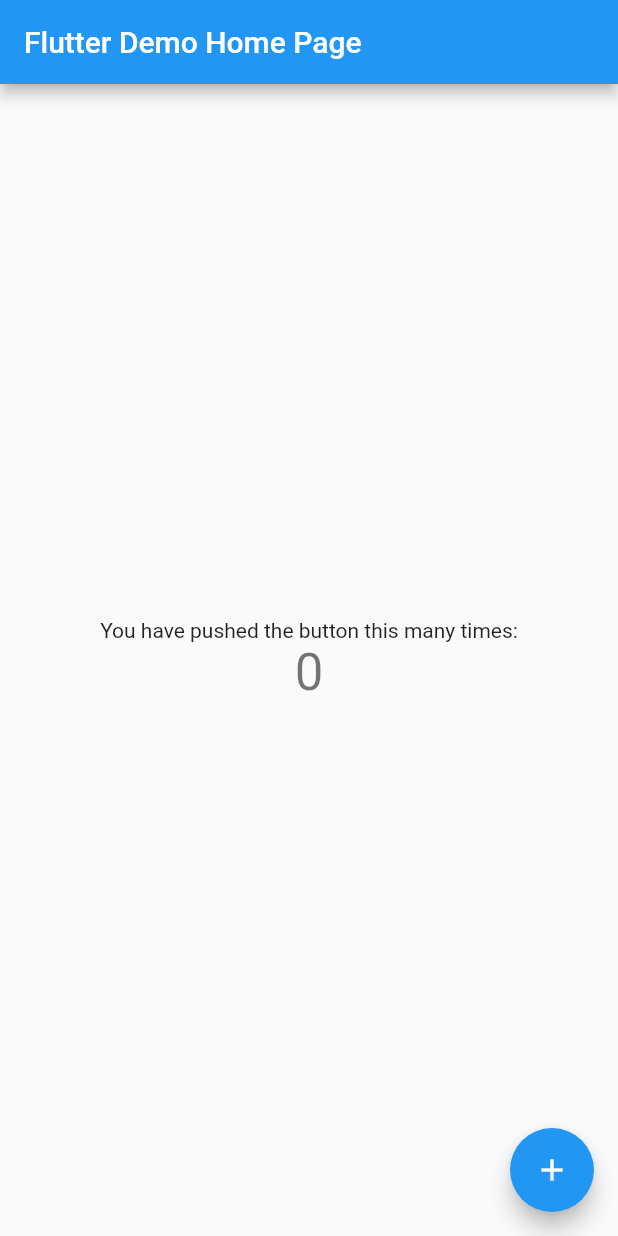
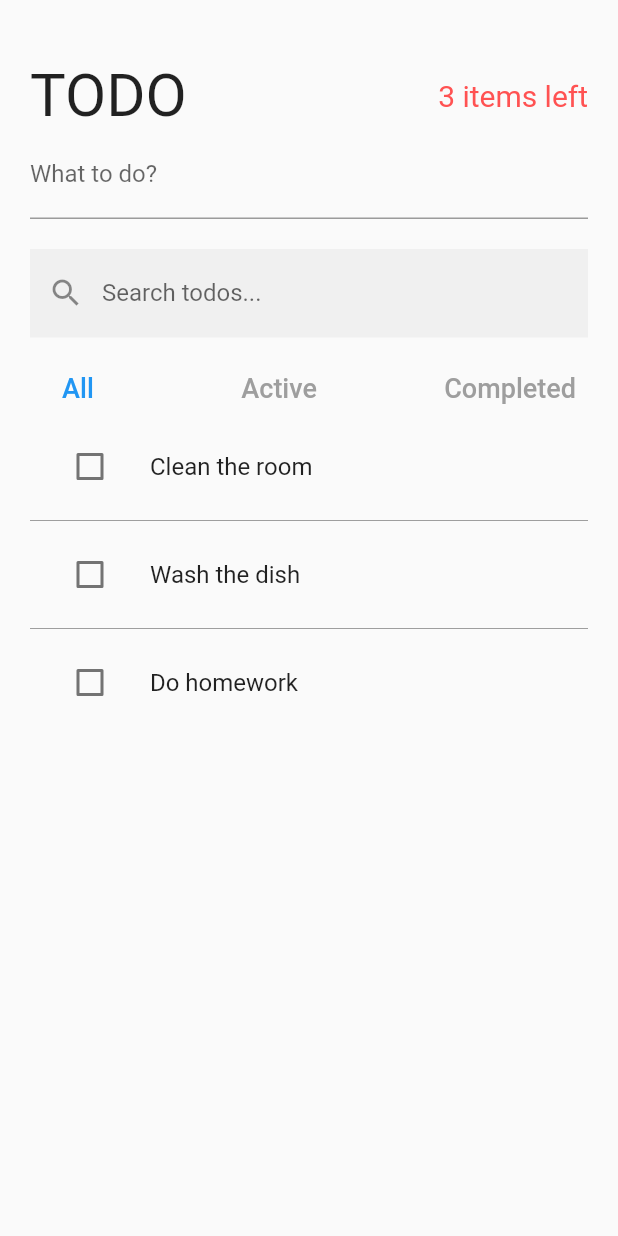
Before and after one commit to muysamdy/Flutter-StateManagement, a Flutter app: the screen it shows after launch, on a phone screen of 412 x 824 dp. Run offline on Flutter 3.47's test engine with Material 2 defaults, Android fonts, the phone set to English and light mode, and no system bars; our stand-ins replace bloc, equatable, flutter_bloc.

```diff
--- a/todo_cubit/lib/cubit/active_todo_count/active_todo_count_cubit.dart
+++ b/todo_cubit/lib/cubit/active_todo_count/active_todo_count_cubit.dart
@@ -10,10 +10,13 @@ part 'active_todo_count_state.dart';
 
 class ActiveTodoCountCubit extends Cubit<ActiveTodoCountState> {
   late final StreamSubscription todoListSubscription;
+  final int initialActiveTodoCount;
   final TodoListCubit todoListCubit;
 
-  ActiveTodoCountCubit({required this.todoListCubit})
-      : super(ActiveTodoCountState.initial()) {
+  ActiveTodoCountCubit({
+    required this.todoListCubit,
+    required this.initialActiveTodoCount,
+  }) : super(ActiveTodoCountState(activeTodoCount: initialActiveTodoCount)) {
     todoListSubscription = todoListCubit.stream.listen((TodoListState todoListState) {
       print("todoListState: $todoListState");
 
--- a/todo_cubit/lib/cubit/active_todo_count/active_todo_count_state.dart
+++ b/todo_cubit/lib/cubit/active_todo_count/active_todo_count_state.dart
@@ -8,12 +8,12 @@ class ActiveTodoCountState extends Equatable {
   factory ActiveTodoCountState.initial() =>
       const ActiveTodoCountState(activeTodoCount: 0);
 
-  @override
-  String toString() => 'ActiveTodoCountState(activeTodoCount: $activeTodoCount)';
-
   ActiveTodoCountState copyWith({int? activeTodoCount}) =>
       ActiveTodoCountState(activeTodoCount: activeTodoCount ?? this.activeTodoCount);
 
   @override
+  String toString() => 'ActiveTodoCountState(activeTodoCount: $activeTodoCount)';
+
+  @override
   List<Object> get props => [activeTodoCount];
 }
--- /dev/null
+++ b/todo_cubit/lib/cubit/cubits.dart
@@ -0,0 +1,5 @@
+export 'todo_filter/todo_filter_cubit.dart';
+export 'todo_list/todo_list_cubit.dart';
+export 'todo_search/todo_search_cubit.dart';
+export 'filter_todo/filter_todo_cubit.dart';
+export 'active_todo_count/active_todo_count_cubit.dart';
--- a/todo_cubit/lib/cubit/filter_todo/filter_todo_cubit.dart
+++ b/todo_cubit/lib/cubit/filter_todo/filter_todo_cubit.dart
@@ -4,7 +4,7 @@ import 'package:bloc/bloc.dart';
 import 'package:equatable/equatable.dart';
 import 'package:todo_cubit/cubit/todo_filter/todo_filter_cubit.dart';
 import 'package:todo_cubit/cubit/todo_list/todo_list_cubit.dart';
-import 'package:todo_cubit/cubit/todo_seach/todo_search_cubit.dart';
+import 'package:todo_cubit/cubit/todo_search/todo_search_cubit.dart';
 import 'package:todo_cubit/model/todo_model.dart';
 
 part 'filter_todo_state.dart';
@@ -13,23 +13,26 @@ class FilterTodoCubit extends Cubit<FilterTodoState> {
   final TodoFilterCubit todoFilterCubit;
   final TodoSearchCubit todoSearchCubit;
   final TodoListCubit todoListCubit;
+  final List<Todo> initialTodos;
 
   late StreamSubscription todoFilterSubscription;
   late StreamSubscription todoSearchSubscription;
   late StreamSubscription todoListSubscription;
 
   FilterTodoCubit({
+    required this.initialTodos,
     required this.todoFilterCubit,
     required this.todoSearchCubit,
     required this.todoListCubit,
-  }) : super(FilterTodoState.initial()) {
-    todoFilterSubscription =
-        todoFilterCubit.stream.listen((TodoFilterState todoFilterState) {});
+  }) : super(FilterTodoState(filteredTodos: initialTodos)) {
+    todoFilterSubscription = todoFilterCubit.stream
+        .listen((TodoFilterState todoFilterState) => setFilteredTodos());
 
-    todoSearchSubscription =
-        todoSearchCubit.stream.listen((TodoSearchState todoSearchState) {});
+    todoSearchSubscription = todoSearchCubit.stream
+        .listen((TodoSearchState todoSearchState) => setFilteredTodos());
 
-    todoListSubscription = todoListCubit.stream.listen((TodoListState todoListState) {});
+    todoListSubscription =
+        todoListCubit.stream.listen((TodoListState todoListState) => setFilteredTodos());
   }
 
   void setFilteredTodos() {
@@ -59,4 +62,10 @@ class FilterTodoCubit extends Cubit<FilterTodoState> {
     }
     emit(state.copyWith(filteredTodos: _filteredTodos));
   }
+
+  @override
+  Future<void> close() {
+    todoFilterSubscription.cancel();
+    return super.close();
+  }
 }
--- a/todo_cubit/lib/cubit/todo_list/todo_list_cubit.dart
+++ b/todo_cubit/lib/cubit/todo_list/todo_list_cubit.dart
@@ -12,6 +12,7 @@ class TodoListCubit extends Cubit<TodoListState> {
     final newTodos = [...state.todos, newTodo];
 
     emit(state.copyWith(todos: newTodos));
+    print(state);
   }
 
   void editTodo(String id, String todoDesc) {
--- a/todo_cubit/lib/main.dart
+++ b/todo_cubit/lib/main.dart
@@ -1,4 +1,7 @@
 import 'package:flutter/material.dart';
+import 'package:flutter_bloc/flutter_bloc.dart';
+import 'package:todo_cubit/cubit/cubits.dart';
+import 'package:todo_cubit/screen/todo_screen.dart';
 
 void main() {
   runApp(const MyApp());
@@ -7,109 +10,33 @@ void main() {
 class MyApp extends StatelessWidget {
   const MyApp({Key? key}) : super(key: key);
 
-  // This widget is the root of your application.
   @override
   Widget build(BuildContext context) {
-    return MaterialApp(
-      title: 'Flutter Demo',
-      theme: ThemeData(
-        // This is the theme of your application.
-        //
-        // Try running your application with "flutter run". You'll see the
-        // application has a blue toolbar. Then, without quitting the app, try
-        // changing the primarySwatch below to Colors.green and then invoke
-        // "hot reload" (press "r" in the console where you ran "flutter run",
-        // or simply save your changes to "hot reload" in a Flutter IDE).
-        // Notice that the counter didn't reset back to zero; the application
-        // is not restarted.
-        primarySwatch: Colors.blue,
+    return MultiBlocProvider(
+      providers: [
+        BlocProvider<TodoFilterCubit>(create: (context) => TodoFilterCubit()),
+        BlocProvider<TodoSearchCubit>(create: (context) => TodoSearchCubit()),
+        BlocProvider<TodoListCubit>(create: (context) => TodoListCubit()),
+        BlocProvider<ActiveTodoCountCubit>(
+          create: (context) => ActiveTodoCountCubit(
+              initialActiveTodoCount: context.read<TodoListCubit>().state.todos.length,
+              todoListCubit: BlocProvider.of<TodoListCubit>(context)),
+        ),
+        BlocProvider<FilterTodoCubit>(
+            create: (context) => FilterTodoCubit(
+                  initialTodos: context.read<TodoListCubit>().state.todos,
+                  todoFilterCubit: BlocProvider.of<TodoFilterCubit>(context),
+                  todoSearchCubit: BlocProvider.of<TodoSearchCubit>(context),
+                  todoListCubit: BlocProvider.of<TodoListCubit>(context),
+                ))
+      ],
+      child: MaterialApp(
+        title: 'Flutter Demo',
+        theme: ThemeData(
+          primarySwatch: Colors.blue,
+        ),
+        home: TodoScreen(),
       ),
-      home: const MyHomePage(title: 'Flutter Demo Home Page'),
     );
   }
 }
-
-class MyHomePage extends StatefulWidget {
-  const MyHomePage({Key? key, required this.title}) : super(key: key);
-
-  // This widget is the home page of your application. It is stateful, meaning
-  // that it has a State object (defined below) that contains fields that affect
-  // how it looks.
-
-  // This class is the configuration for the state. It holds the values (in this
-  // case the title) provided by the parent (in this case the App widget) and
-  // used by the build method of the State. Fields in a Widget subclass are
-  // always marked "final".
-
-  final String title;
-
-  @override
-  State<MyHomePage> createState() => _MyHomePageState();
-}
-
-class _MyHomePageState extends State<MyHomePage> {
-  int _counter = 0;
-
-  void _incrementCounter() {
-    setState(() {
-      // This call to setState tells the Flutter framework that something has
-      // changed in this State, which causes it to rerun the build method below
-      // so that the display can reflect the updated values. If we changed
-      // _counter without calling setState(), then the build method would not be
-      // called again, and so nothing would appear to happen.
-      _counter++;
-    });
-  }
-
-  @override
-  Widget build(BuildContext context) {
-    // This method is rerun every time setState is called, for instance as done
-    // by the _incrementCounter method above.
-    //
-    // The Flutter framework has been optimized to make rerunning build methods
-    // fast, so that you can just rebuild anything that needs updating rather
-    // than having to individually change instances of widgets.
-    return Scaffold(
-      appBar: AppBar(
-        // Here we take the value from the MyHomePage object that was created by
-        // the App.build method, and use it to set our appbar title.
-        title: Text(widget.title),
-      ),
-      body: Center(
-        // Center is a layout widget. It takes a single child and positions it
-        // in the middle of the parent.
-        child: Column(
-          // Column is also a layout widget. It takes a list of children and
-          // arranges them vertically. By default, it sizes itself to fit its
-          // children horizontally, and tries to be as tall as its parent.
-          //
-          // Invoke "debug painting" (press "p" in the console, choose the
-          // "Toggle Debug Paint" action from the Flutter Inspector in Android
-          // Studio, or the "Toggle Debug Paint" command in Visual Studio Code)
-          // to see the wireframe for each widget.
-          //
-          // Column has various properties to control how it sizes itself and
-          // how it positions its children. Here we use mainAxisAlignment to
-          // center the children vertically; the main axis here is the vertical
-          // axis because Columns are vertical (the cross axis would be
-          // horizontal).
-          mainAxisAlignment: MainAxisAlignment.center,
-          children: <Widget>[
-            const Text(
-              'You have pushed the button this many times:',
-            ),
-            Text(
-              '$_counter',
-              style: Theme.of(context).textTheme.headline4,
-            ),
-          ],
-        ),
-      ),
-      floatingActionButton: FloatingActionButton(
-        onPressed: _incrementCounter,
-        tooltip: 'Increment',
-        child: const Icon(Icons.add),
-      ), // This trailing comma makes auto-formatting nicer for build methods.
-    );
-  }
-}
--- /dev/null
+++ b/todo_cubit/lib/screen/create_todo.dart
@@ -0,0 +1,34 @@
+import 'package:flutter/material.dart';
+import 'package:todo_cubit/cubit/cubits.dart';
+import 'package:flutter_bloc/flutter_bloc.dart';
+
+class CreateTodo extends StatefulWidget {
+  const CreateTodo({Key? key}) : super(key: key);
+
+  @override
+  State<CreateTodo> createState() => _CreateTodoState();
+}
+
+class _CreateTodoState extends State<CreateTodo> {
+  final newTodoController = TextEditingController();
+
+  @override
+  void dispose() {
+    newTodoController.dispose();
+    super.dispose();
+  }
+
+  @override
+  Widget build(BuildContext context) {
+    return TextField(
+      controller: newTodoController,
+      decoration: InputDecoration(labelText: "What to do?"),
+      onSubmitted: (String? todoDesc) {
+        if (todoDesc != null && todoDesc.trim().isNotEmpty) {
+          context.read<TodoListCubit>().addTodo(todoDesc);
+          newTodoController.clear();
+        }
+      },
+    );
+  }
+}
--- /dev/null
+++ b/todo_cubit/lib/screen/search_and_filter_todo.dart
@@ -0,0 +1,66 @@
+import 'package:flutter/material.dart';
+import 'package:todo_cubit/cubit/cubits.dart';
+import 'package:flutter_bloc/flutter_bloc.dart';
+import 'package:todo_cubit/model/todo_model.dart';
+import 'package:todo_cubit/utils/debounce.dart';
+
+class SearchAndFilterTodo extends StatelessWidget {
+  SearchAndFilterTodo({
+    Key? key,
+  }) : super(key: key);
+  final debouce = Debounce(milliseconds: 1000);
+
+  @override
+  Widget build(BuildContext context) {
+    return Column(
+      children: [
+        TextField(
+          decoration: const InputDecoration(
+            labelText: "Search todos...",
+            border: InputBorder.none,
+            filled: true,
+            prefixIcon: Icon(Icons.search),
+          ),
+          onChanged: (String? newSearchTerm) {
+            if (newSearchTerm != null) {
+              // context.read<TodoSearchCubit>().setSearchTerm(newSearchTerm);
+            }
+          },
+        ),
+        SizedBox(height: 10.0),
+        Row(
+          mainAxisAlignment: MainAxisAlignment.spaceBetween,
+          children: [
+            filterButton(context, Filter.all),
+            filterButton(context, Filter.active),
+            filterButton(context, Filter.completed)
+          ],
+        )
+      ],
+    );
+  }
+
+  Widget filterButton(BuildContext context, Filter filter) {
+    return TextButton(
+      onPressed: () {
+        context.read<TodoFilterCubit>().changeFilter(filter);
+      },
+      child: Text(
+        filter == Filter.all
+            ? "All"
+            : filter == Filter.active
+                ? "Active"
+                : "Completed",
+        style: TextStyle(
+          fontSize: 18.0,
+          color: textColor(context, filter),
+        ),
+      ),
+    );
+  }
+
+  Color textColor(BuildContext context, Filter filter) {
+    final currentFilter = context.watch<TodoFilterCubit>().state.filter;
+    return currentFilter == filter ? Colors.blue : Colors.grey;
+  }
+}
--- /dev/null
+++ b/todo_cubit/lib/screen/show_todo.dart
@@ -0,0 +1,144 @@
+import 'package:flutter/material.dart';
+import 'package:flutter_bloc/flutter_bloc.dart';
+import 'package:todo_cubit/cubit/cubits.dart';
+import 'package:todo_cubit/model/todo_model.dart';
+
+class ShowTodo extends StatelessWidget {
+  const ShowTodo({Key? key}) : super(key: key);
+
+  @override
+  Widget build(BuildContext context) {
+    final todos = context.watch<FilterTodoCubit>().state.filteredTodos;
+    return ListView.separated(
+      primary: false,
+      shrinkWrap: true,
+      itemCount: todos.length,
+      separatorBuilder: (BuildContext context, int index) {
+        return const Divider(color: Colors.grey);
+      },
+      itemBuilder: (BuildContext context, int index) {
+        return Dismissible(
+            key: ValueKey(todos[index].id),
+            background: showBackground(0),
+            secondaryBackground: showBackground(1),
+            onDismissed: (_) {
+              context.read<TodoListCubit>().removeTodo(todos[index]);
+            },
+            confirmDismiss: (_) {
+              return showDialog(
+                  context: context,
+                  barrierDismissible: false,
+                  builder: (context) {
+                    return AlertDialog(
+                      title: Text("Are you sure?"),
+                      content: Text("Do you really want to delete?"),
+                      actions: [
+                        TextButton(
+                          onPressed: () => Navigator.pop(context, false),
+                          child: Text("NO"),
+                        ),
+                        TextButton(
+                          onPressed: () => Navigator.pop(context, true),
+                          child: Text("YES"),
+                        )
+                      ],
+                    );
+                  });
+            },
+            child: TodoItem(todo: todos[index]));
+      },
+    );
+  }
+
+  Widget showBackground(int direction) {
+    return Container(
+      margin: const EdgeInsets.all(4.0),
+      padding: const EdgeInsets.symmetric(horizontal: 10.0),
+      color: Colors.red,
+      alignment: direction == 0 ? Alignment.centerLeft : Alignment.centerRight,
+      child: const Icon(
+        Icons.delete,
+        size: 30.0,
+        color: Colors.white,
+      ),
+    );
+  }
+}
+
+class TodoItem extends StatefulWidget {
+  const TodoItem({Key? key, required this.todo}) : super(key: key);
+  final Todo todo;
+
+  @override
+  State<TodoItem> createState() => _TodoItemState();
+}
+
+class _TodoItemState extends State<TodoItem> {
+  late final textController = TextEditingController();
+
+  @override
+  void initState() {
+    // TODO: implement initState
+    // textController = TextEditingController();
+    super.initState();
+  }
+
+  @override
+  void dispose() {
+    // TODO: implement dispose
+    textController.dispose();
+    super.dispose();
+  }
+
+  @override
+  Widget build(BuildContext context) {
+    return ListTile(
+      onTap: () {
+        showDialog(
+            context: context,
+            builder: (context) {
+              bool _error = false;
+              textController.text = widget.todo.desc;
+
+              return StatefulBuilder(
+                  builder: (BuildContext context, StateSetter setState) {
+                return AlertDialog(
+                  title: const Text("Edit Todo"),
+                  content: TextField(
+                    controller: textController,
+                    autofocus: true,
+                    decoration: InputDecoration(
+                        errorText: _error ? "Value cannot be empty" : null),
+                  ),
+                  actions: [
+                    TextButton(
+                        onPressed: () => Navigator.pop(context),
+                        child: const Text("CANCEL")),
+                    TextButton(
+                        onPressed: () {
+                          setState(() {
+                            _error = textController.text.isEmpty ? true : false;
+                            if (!_error) {
+                              context
+                                  .read<TodoListCubit>()
+                                  .editTodo(widget.todo.id, textController.text);
+                              Navigator.pop(context);
+                            }
+                          });
+                        },
+                        child: const Text("EDIT")),
+                  ],
+                );
+              });
+            });
+      },
+      leading: Checkbox(
+        value: widget.todo.completed,
+        onChanged: (bool? checked) {
+          context.read<TodoListCubit>().toggleTodo(widget.todo.id);
+        },
+      ),
+      title: Text(widget.todo.desc),
+    );
+  }
+}
--- /dev/null
+++ b/todo_cubit/lib/screen/todo_screen.dart
@@ -0,0 +1,60 @@
+import 'package:flutter/material.dart';
+import 'package:flutter_bloc/flutter_bloc.dart';
+import 'package:todo_cubit/cubit/active_todo_count/active_todo_count_cubit.dart';
+import 'package:todo_cubit/screen/create_todo.dart';
+import 'package:todo_cubit/screen/search_and_filter_todo.dart';
+import 'package:todo_cubit/screen/show_todo.dart';
+
+class TodoScreen extends StatelessWidget {
+  const TodoScreen({Key? key}) : super(key: key);
+
+  @override
+  Widget build(BuildContext context) {
+    return SafeArea(
+      child: Scaffold(
+        body: SingleChildScrollView(
+          child: Padding(
+            padding: const EdgeInsets.symmetric(
+              horizontal: 20.0,
+              vertical: 40.0,
+            ),
+            child: Column(
+              children: [
+                TodoHeader(),
+                CreateTodo(),
+                SizedBox(height: 20.0),
+                SearchAndFilterTodo(),
+                ShowTodo(),
+              ],
+            ),
+          ),
+        ),
+      ),
+    );
+  }
+}
+
+class TodoHeader extends StatelessWidget {
+  const TodoHeader({Key? key}) : super(key: key);
+
+  @override
+  Widget build(BuildContext context) {
+    return Row(
+      mainAxisAlignment: MainAxisAlignment.spaceBetween,
+      children: [
+        const Text(
+          "TODO",
+          style: TextStyle(fontSize: 40.0),
+        ),
+        BlocBuilder<ActiveTodoCountCubit, ActiveTodoCountState>(
+          builder: (context, state) {
+            return Text(
+              "${state.activeTodoCount} items left",
+              style: const TextStyle(fontSize: 20.0, color: Colors.redAccent),
+            );
+          },
+        )
+      ],
+    );
+  }
+}
--- /dev/null
+++ b/todo_cubit/lib/utils/debounce.dart
@@ -0,0 +1,19 @@
+import 'dart:async';
+
+import 'package:flutter/material.dart';
+
+class Debounce {
+  final int milliseconds;
+
+  Debounce({this.milliseconds = 500});
+
+  Timer? _timer;
+
+  void run(VoidCallback action) {
+    if (_timer != null) {
+      _timer!.cancel();
+    }
+
+    _timer = Timer(Duration(milliseconds: milliseconds), action);
+  }
+}
```
Also changed, not shown: todo_cubit/lib/cubit/todo_list/todo_list_state.dart (+7 -5 lines), todo_cubit/lib/cubit/todo_search/todo_search_cubit.dart (renamed from todo_cubit/lib/cubit/todo_seach/todo_search_cubit.dart), todo_cubit/lib/cubit/todo_search/todo_search_state.dart (renamed from todo_cubit/lib/cubit/todo_seach/todo_search_state.dart).
